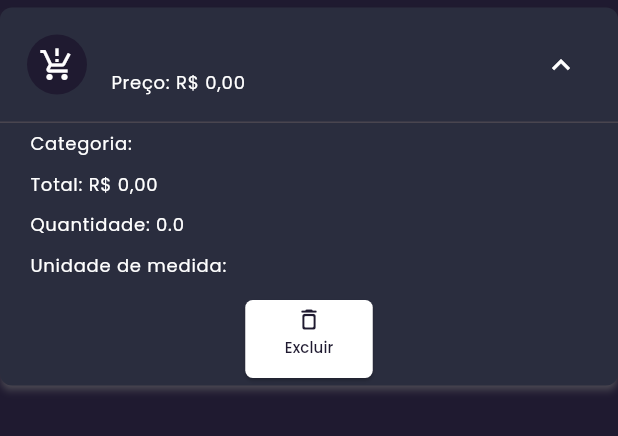
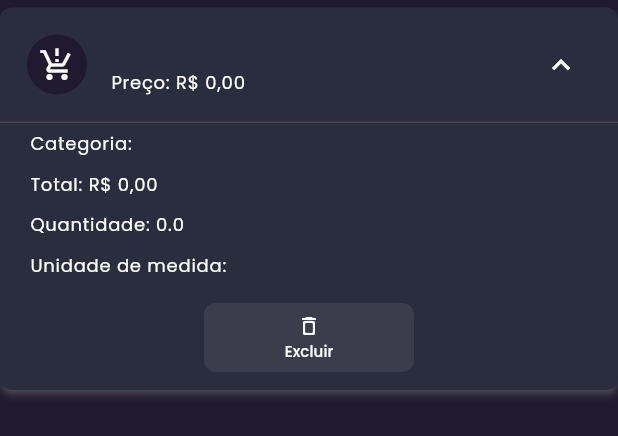
Before and after one commit to brdacon1/budget_flutter, a Flutter app: the BudgetListItemsCard widget shown alone on an empty page, opened directly with empty values, after a tap on an icon or button, on a phone screen of 412 x 824 dp. Shown: the top 436 px of the screen. Run offline on Flutter 3.47's test engine with Material 3 defaults, Android fonts, the phone set to English and light mode, and no system bars; drawn by our look-alikes of expansion_tile_card; our stand-ins replace adaptive_theme, badges, cloud_firestore, dotted_border, extended_masked_text, firebase_auth and 20 more; missing offline and left inert: dart:js_interop, flutter_inapp_purchase, syncfusion_flutter_pdf, syncfusion_flutter_pdfviewer; accounts and stored records are empty; statements that could not run were skipped; project files that could hold a hidden picture were left out.

Commit message:
feat: ajuste no botão da lista

```diff
--- a/lib/modules/budget/budget_list_items/presenter/components/budget_list_items_card.dart
+++ b/lib/modules/budget/budget_list_items/presenter/components/budget_list_items_card.dart
@@ -122,41 +122,41 @@ class BudgetListItemsCard extends StatelessWidget {
               ),
             ),
             Padding(
-              padding: const EdgeInsets.only(bottom: 5, top: 10),
+              padding: const EdgeInsets.only(bottom: 12, top: 12, left: 16, right: 16),
               child: Row(
-                mainAxisAlignment: MainAxisAlignment.spaceEvenly,
+                mainAxisAlignment: MainAxisAlignment.center,
                 children: <Widget>[
-                  LayoutBuilder(
-                    builder: (BuildContext context, BoxConstraints constraints) {
-                      return Visibility(
-                        visible: !item.checkBox!,
-                        maintainSize: true,
-                        maintainAnimation: true,
-                        maintainState: true,
-                        child: SizedBox(
-                          width: 85.0,
-                          height: 52.0,
+                  if (!item.checkBox!)
+                    SizedBox(
+                      width: 140.0,
+                      height: 46.0,
                       child: ElevatedButton(
                         style: ElevatedButton.styleFrom(
-                              backgroundColor: whiteColor,
+                          backgroundColor: Colors.white.withOpacity(0.08),
+                          foregroundColor: whiteColor,
+                          elevation: 0,
                           shape: RoundedRectangleBorder(
-                                borderRadius: BorderRadius.circular(5.0),
+                            borderRadius: BorderRadius.circular(8.0),
                           ),
+                          padding: EdgeInsets.zero,
                         ),
                         onPressed: onDelete,
                         child: const Column(
-                              children: <Widget>[
-                                SizedBox(height: 4),
-                                Icon(Icons.delete_outline_rounded, color: bgColor),
-                                SizedBox(height: 2.0),
-                                Text('Excluir',
-                                    style: TextStyle(fontSize: 10, color: bgColor)),
+                          mainAxisAlignment: MainAxisAlignment.center,
+                          children: [
+                            Icon(Icons.delete_outline_rounded, size: 16, color: whiteColor),
+                            SizedBox(height: 2),
+                            Text(
+                              'Excluir',
+                              style: TextStyle(
+                                fontSize: 10,
+                                fontWeight: FontWeight.w500,
+                                color: whiteColor,
+                              ),
+                            ),
                           ],
                         ),
                       ),
-                        ),
-                      );
-                    },
                     ),
                 ],
               ),
```
Also changed, not shown: lib/modules/budget/budget_list_items/presenter/budget_list_items_view.dart (+65 -52 lines). Lines whose indentation alone changed are shown as unchanged.
